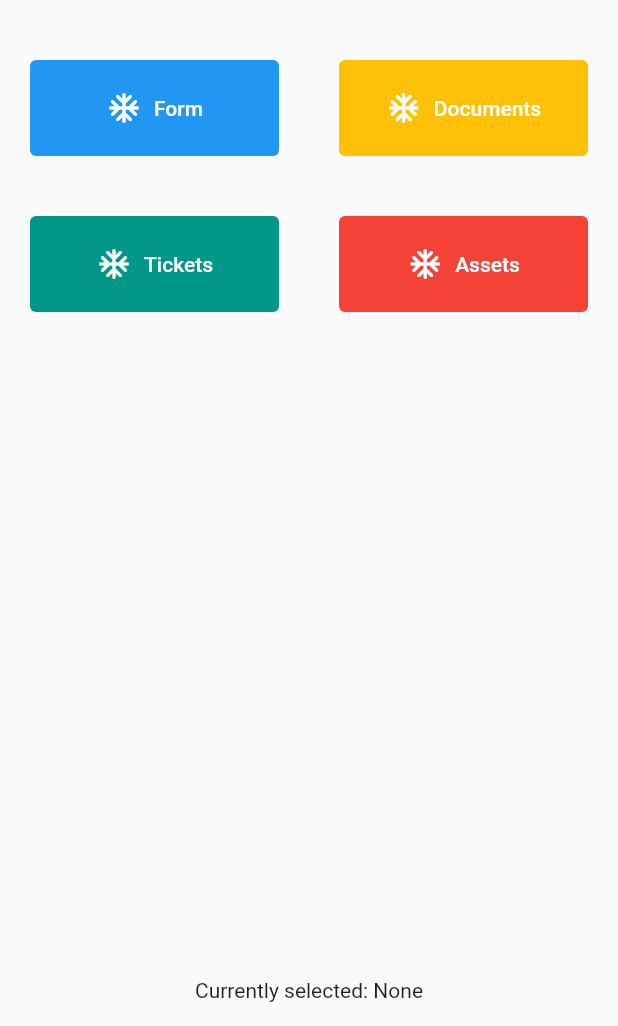
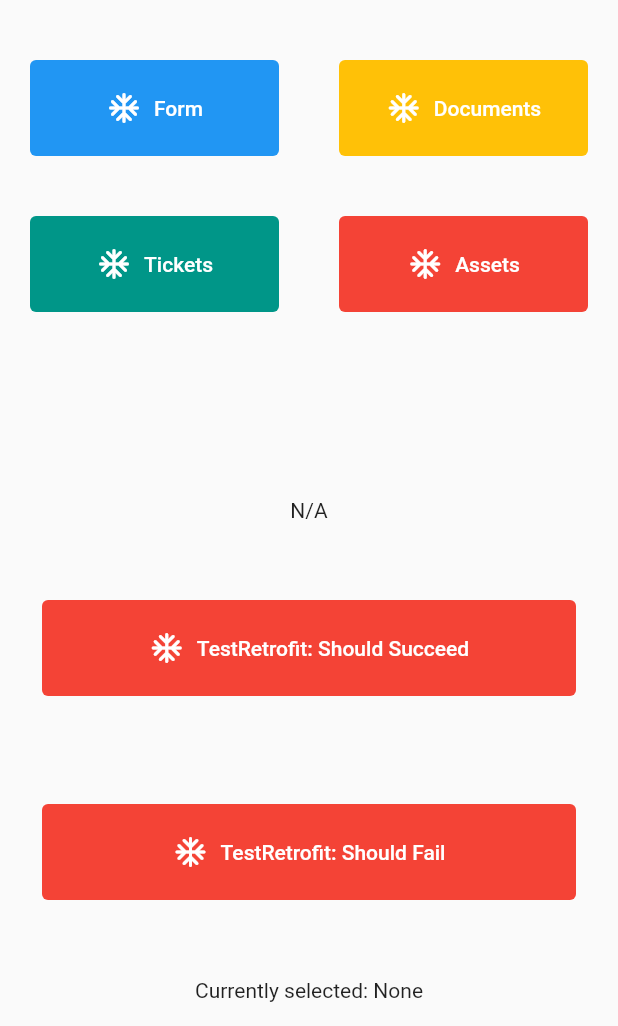
Before and after one commit to AZKZero/TestingFlutterGetx, a Flutter app: the screen it shows after launch, on a phone screen of 412 x 824 dp, the part 210-1236 px from its top. Run offline on Flutter 3.47's test engine with Material 2 defaults, Android fonts, the phone set to English and light mode, and no system bars; our stand-ins replace date_format, dio, floor, get, retrofit, sqflite; accounts and stored records are empty; generated files the repository leaves out were written again.

Commit message:
retrofit+floor

```diff
--- /dev/null
+++ b/projectx/lib/api/retrofit_client.dart
@@ -0,0 +1,13 @@
+import 'package:dio/dio.dart';
+import 'package:projectx/database/models/sample.dart';
+import 'package:retrofit/http.dart';
+
+part 'retrofit_client.g.dart';
+
+@RestApi(baseUrl: "https://jsonplaceholder.typicode.com/")
+abstract class RetrofitClient {
+  factory RetrofitClient(Dio dio, {String baseUrl}) = _RetrofitClient;
+
+  @GET("/todos/1")
+  Future<SampleX> getASample();
+}
--- /dev/null
+++ b/projectx/lib/controller/network_controller.dart
@@ -0,0 +1,13 @@
+import 'package:dio/dio.dart';
+import 'package:get/get.dart';
+import 'package:projectx/api/retrofit_client.dart';
+
+class NetworkController extends GetxController {
+  final dio = Dio();
+  late final RetrofitClient client;
+
+  NetworkController() {
+    dio.options.headers["X"] = "X";
+    client = RetrofitClient(dio);
+  }
+}
--- a/projectx/lib/controller/selection_controller.dart
+++ b/projectx/lib/controller/selection_controller.dart
@@ -27,7 +27,7 @@ class SelectionController extends GetxController {
 
   void deleteAllLogs({String? id}) async {
     scheduleUpdate.value = true;
-    await controller.logDao.deleteLogs();
+    await controller.logDao.deleteAllLogs();
     scheduleUpdate.value = false;
     // if (id != null) update(List.generate(1, (index) => id), true);
   }
--- /dev/null
+++ b/projectx/lib/controller/tasks/task_controller.dart
@@ -0,0 +1,21 @@
+import 'package:get/get.dart';
+import 'package:projectx/controller/network_controller.dart';
+import 'package:projectx/database/models/sample.dart';
+
+class TaskController extends GetxController {
+  NetworkController controller = Get.find();
+
+  Rxn<SampleX> result = Rxn(null);
+  RxBool requestResult = false.obs;
+
+  Future<SampleX?> getTask([bool fail = false]) async {
+    try {
+      result.value = await (fail ? null : controller.client.getASample());
+      requestResult.value = fail ? false : true;
+      return result.value;
+    } catch (e) {
+      requestResult.value = false;
+      return null;
+    }
+  }
+}
--- /dev/null
+++ b/projectx/lib/database/models/sample.dart
@@ -0,0 +1,24 @@
+import 'dart:convert';
+import 'package:json_annotation/json_annotation.dart';
+
+part 'sample.g.dart';
+
+@JsonSerializable()
+class SampleX {
+
+	 final int? userId;
+	 final int? id;
+	 final String? title;
+	 final bool? completed;
+
+  SampleX({this.id, this.title, this.completed, this.userId});
+
+  factory SampleX.fromJson(Map<String, dynamic> json) => _$SampleXFromJson(json);
+
+  Map<String, dynamic> toJson() => _$SampleXToJson(this);
+
+  @override
+  String toString() {
+    return jsonEncode(this);
+  }
+}
--- a/projectx/lib/database/provider/log_dao.dart
+++ b/projectx/lib/database/provider/log_dao.dart
@@ -11,4 +11,11 @@ abstract class LogDao {
 
   @Query("DELETE FROM logs")
   Future<void> deleteLogs();
+
+  @update
+  Future<void> blankUpdateLog(Log blank);
+
+  Future<void> deleteAllLogs() async {
+    await deleteLogs().then((value) => blankUpdateLog(Log(id: 0)));
+  }
 }
--- a/projectx/lib/main.dart
+++ b/projectx/lib/main.dart
@@ -1,11 +1,13 @@
 import 'package:flutter/material.dart';
 import 'package:get/get.dart';
 import 'package:projectx/controller/db_controller.dart';
+import 'package:projectx/controller/network_controller.dart';
 import 'package:projectx/controller/selection_controller.dart';
-import 'package:projectx/testing_list.dart';
-import 'package:projectx/testing_list_2.dart';
-import 'package:projectx/testing_list_3.dart';
-import 'package:projectx/tile_button.dart';
+import 'package:projectx/controller/tasks/task_controller.dart';
+import 'package:projectx/ui/components/tile_button.dart';
+import 'package:projectx/ui/screens/testing_list.dart';
+import 'package:projectx/ui/screens/testing_list_2.dart';
+import 'package:projectx/ui/screens/testing_list_3.dart';
 
 void main() async {
   WidgetsFlutterBinding.ensureInitialized();
@@ -24,7 +26,7 @@ class MyApp extends StatelessWidget {
   Widget build(BuildContext context) {
     return GetMaterialApp(
       title: 'Flutter Demo',
-      initialBinding: BindingsBuilder(() => {Get.put(controllerDB), Get.put(SelectionController())}),
+      initialBinding: BindingsBuilder(() => {Get.put(controllerDB), Get.put(SelectionController()), Get.put(NetworkController()), Get.create<TaskController>(() => TaskController())}),
       theme: ThemeData(
         // This is the theme of your application.
         //
@@ -37,7 +39,7 @@ class MyApp extends StatelessWidget {
         // is not restarted.
         primarySwatch: Colors.blue,
       ),
-      home: const NewHomePage(title: 'Flutter Demo Home Page'),
+      home: NewHomePage(title: 'Flutter Demo Home Page'),
     );
   }
 }
@@ -61,18 +63,19 @@ class MyHomePage extends StatefulWidget {
 }
 
 class NewHomePage extends StatelessWidget {
-  const NewHomePage({Key? key, required this.title}) : super(key: key);
+  NewHomePage({Key? key, required this.title}) : super(key: key);
   final String title;
 
   @override
   Widget build(BuildContext context) {
+    TaskController controllerT = Get.find();
     return Scaffold(
       drawer: SafeArea(
         child: Drawer(
           child: Column(
             crossAxisAlignment: CrossAxisAlignment.stretch,
             children: [
-             /* const FractionallySizedBox(
+              /* const FractionallySizedBox(
                 heightFactor: 0.2,
                 widthFactor: 1,
               ),*/
@@ -132,6 +135,30 @@ class NewHomePage extends StatelessWidget {
                     ),
                   ],
                 )),
+                // if (controllerT.requestResult.value)
+                Padding(
+                  padding: const EdgeInsets.fromLTRB(8.0, 16.0, 8.0, 16.0),
+                  child: Text(
+                    /*controllerT.requestResult.value ? */controllerT.result.value?.toString() ?? "N/A"/* : "Failed"*/,
+                    maxLines: null,
+                  ),
+                ),
+                Padding(
+                  padding: const EdgeInsets.fromLTRB(8.0, 16.0, 8.0, 16.0),
+                  child: SimpleTileButton(
+                    buttonTitle: "TestRetrofit: Should Succeed",
+                    onPressed: () => controllerT.getTask(),
+                    buttonBack: controllerT.requestResult.value ? Colors.green : Colors.red,
+                  ),
+                ),
+                Padding(
+                  padding: const EdgeInsets.fromLTRB(8.0, 16.0, 8.0, 16.0),
+                  child: SimpleTileButton(
+                    buttonTitle: "TestRetrofit: Should Fail",
+                    onPressed: () => controllerT.getTask(true),
+                    buttonBack: /* controllerT.requestResult.value ? Colors.green : */ Colors.red,
+                  ),
+                ),
                 Padding(
                   padding: const EdgeInsets.fromLTRB(8.0, 16.0, 8.0, 16.0),
                   child: Text(
--- a/projectx/lib/routes/routes.dart
+++ b/projectx/lib/routes/routes.dart
@@ -1,5 +1,5 @@
 import 'package:get/get.dart';
-import 'package:projectx/testing_list.dart';
+import 'package:projectx/ui/screens/testing_list.dart';
 
 class AppRoutes {
   AppRoutes._(); //this is to prevent anyone from instantiating this object
--- a/projectx/lib/list_base.dart
+++ b/projectx/lib/ui/components/lists/list_base.dart
@@ -1,5 +1,5 @@
 import 'package:flutter/material.dart';
-import 'package:projectx/tile_button.dart';
+import 'package:projectx/ui/components/tile_button.dart';
 
 class ListBase extends StatelessWidget {
   const ListBase({Key? key, required this.base, required this.background}) : super(key: key);
--- a/projectx/lib/list_base_2.dart
+++ b/projectx/lib/ui/components/lists/list_base_2.dart
@@ -1,8 +1,8 @@
 import 'package:flutter/material.dart';
-import 'package:projectx/tile_button.dart';
+import 'package:projectx/database/models/log_model.dart';
+import 'package:projectx/ui/components/tile_button.dart';
 import 'package:projectx/utils/name_colors.dart';
 
-import 'database/models/log_model.dart';
 
 class ListNew extends StatelessWidget {
   const ListNew({Key? key, required this.items}) : super(key: key);
@@ -15,7 +15,7 @@ class ListNew extends StatelessWidget {
         itemCount: items.length,
         itemBuilder: (context, index) {
           String? text = items[index].buttonClicked;
-          return TileButton(buttonTitle: "${items[index].dateButtonClickedOn}\n$text", buttonBack: getNamedColor(text));
+          return TileButton(key: UniqueKey(), buttonTitle: "${items[index].dateButtonClickedOn}\n$text", buttonBack: getNamedColor(text));
         });
   }
 }
--- a/projectx/lib/tile_button.dart
+++ b/projectx/lib/ui/components/tile_button.dart
@@ -1,7 +1,7 @@
 import 'package:flutter/material.dart';
 import 'package:get/get.dart';
 import 'package:projectx/controller/selection_controller.dart';
-import 'package:projectx/testing_list_2.dart';
+import 'package:projectx/ui/screens/testing_list_2.dart';
 
 class TileButton extends StatelessWidget {
   const TileButton({Key? key, required this.buttonTitle, required this.buttonBack, this.controller, this.navigate = false, this.padding = 20, this.margin = 20}) : super(key: key);
@@ -41,3 +41,31 @@ class TileButton extends StatelessWidget {
     ]);
   }
 }
+
+class SimpleTileButton extends StatelessWidget {
+
+  SimpleTileButton({Key? key, required this.buttonTitle, required this.buttonBack, this.onPressed, this.padding = 20, this.margin = 20}) : super(key: key);
+
+  VoidCallback? onPressed;
+  final String buttonTitle;
+  final Color buttonBack;
+  final double padding;
+  final double margin;
+
+  @override
+  Widget build(BuildContext context) {
+    return Row(mainAxisSize: MainAxisSize.max, children: [
+      Expanded(
+        child: Container(
+          margin: EdgeInsets.all(margin),
+          child: TextButton.icon(
+            icon: const Icon(Icons.ac_unit_rounded),
+            onPressed: onPressed,
+            label: Text(buttonTitle),
+            style: TextButton.styleFrom(primary: Colors.white, backgroundColor: buttonBack, padding: EdgeInsets.all(padding)),
+          ),
+        ),
+      ),
+    ]);
+  }
+}
--- a/projectx/lib/testing_list.dart
+++ b/projectx/lib/ui/screens/testing_list.dart
@@ -1,7 +1,7 @@
 import 'package:flutter/material.dart';
 import 'package:get/get.dart';
 import 'package:projectx/controller/selection_controller.dart';
-import 'package:projectx/list_base.dart';
+import 'package:projectx/ui/components/lists/list_base.dart';
 
 class TestingList extends StatelessWidget {
   const TestingList({Key? key}) : super(key: key);
--- a/projectx/lib/testing_list_2.dart
+++ b/projectx/lib/ui/screens/testing_list_2.dart
@@ -1,7 +1,7 @@
 import 'package:flutter/material.dart';
 import 'package:get/get.dart';
 import 'package:projectx/controller/selection_controller.dart';
-import 'package:projectx/list_base.dart';
+import 'package:projectx/ui/components/lists/list_base.dart';
 
 class TestingListWithoutMixin extends StatelessWidget {
   TestingListWithoutMixin({Key? key}) : super(key: key);
--- a/projectx/lib/testing_list_3.dart
+++ b/projectx/lib/ui/screens/testing_list_3.dart
@@ -4,9 +4,9 @@ import 'package:flutter/material.dart';
 import 'package:get/get.dart';
 import 'package:projectx/controller/db_controller.dart';
 import 'package:projectx/controller/selection_controller.dart';
-import 'package:projectx/list_base_2.dart';
+import 'package:projectx/ui/components/lists/list_base_2.dart';
 
-import 'database/models/log_model.dart';
+import '../../database/models/log_model.dart';
 
 class TestingDBList extends StatelessWidget {
   TestingDBList({Key? key}) : super(key: key);
@@ -29,14 +29,12 @@ class TestingDBList extends StatelessWidget {
             children: [
               Row(
                 children: [
-                  TextButton(
-                      onPressed: () => controller.saveCurrentText("Unknown"),
-                      child: const Text("Extra")),
+                  TextButton(onPressed: () => controller.saveCurrentText("Unknown"), child: const Text("Extra")),
                   TextButton(
                       onPressed: () {
                         log((TestingDBList).toString());
                         controller.deleteAllLogs(id: (TestingDBList).toString());
-                        allLogsAsStream = null;
+                        // allLogsAsStream = null;
                         log("AWAITED");
                       },
                       child: const Text("Delete All")),
@@ -45,7 +43,6 @@ class TestingDBList extends StatelessWidget {
               Expanded(
                 child: Stack(
                   clipBehavior: Clip.none,
-                  fit: StackFit.expand,
                   alignment: Alignment.topCenter,
                   children: [
                     if (controller.scheduleUpdate.value)
@@ -54,13 +51,14 @@ class TestingDBList extends StatelessWidget {
                           value: null,
                         ),
                       ),
+                    if (!controller.scheduleUpdate.value)
                       Positioned.fill(
                         child: StreamBuilder<List<Log>>(
                             initialData: const [],
                             stream: allLogsAsStream,
                             builder: (BuildContext context, AsyncSnapshot<List<Log>> snapshot) => snapshot.hasError
                                 ? const Text("No Items")
-                              : snapshot.hasData
+                                : snapshot.hasData && snapshot.data!.isNotEmpty
                                     ? ListNew(items: snapshot.data!)
                                     : const Text("No Items")),
                       ),
--- a/projectx/pubspec.yaml
+++ b/projectx/pubspec.yaml
@@ -39,6 +39,9 @@ dependencies:
   floor: ^1.2.0
   clock: ^1.1.0
   date_format: ^2.0.4
+  retrofit: ^3.0.0
+  json_annotation: ^4.3.0
+  logger: any
 
 dev_dependencies:
   flutter_test:
@@ -53,6 +56,8 @@ dev_dependencies:
   floor_generator: ^1.2.0
   build_runner: ^2.1.5
   sqflite: ^2.0.0+4
+  retrofit_generator: ^3.0.0+2
+  json_serializable: ^6.0.1
 
 # For information on the generic Dart part of this file, see the
 # following page: https://dart.dev/tools/pub/pubspec
```
Also changed, not shown: projectx/pubspec.lock. Lines whose indentation alone changed are shown as unchanged.
